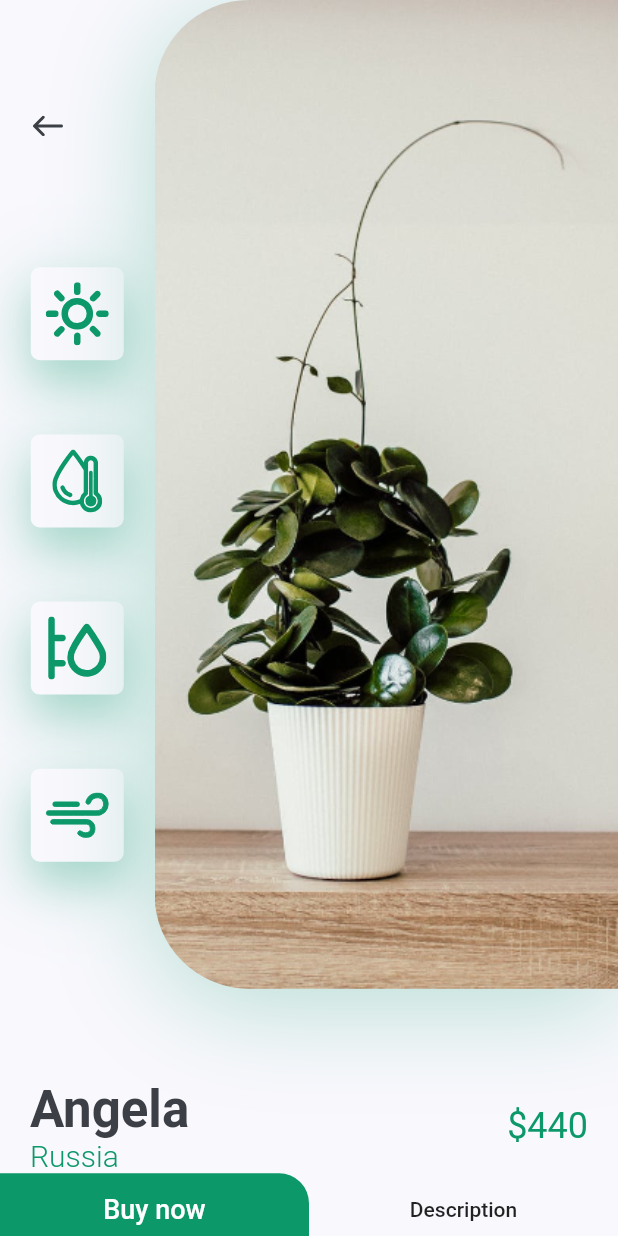
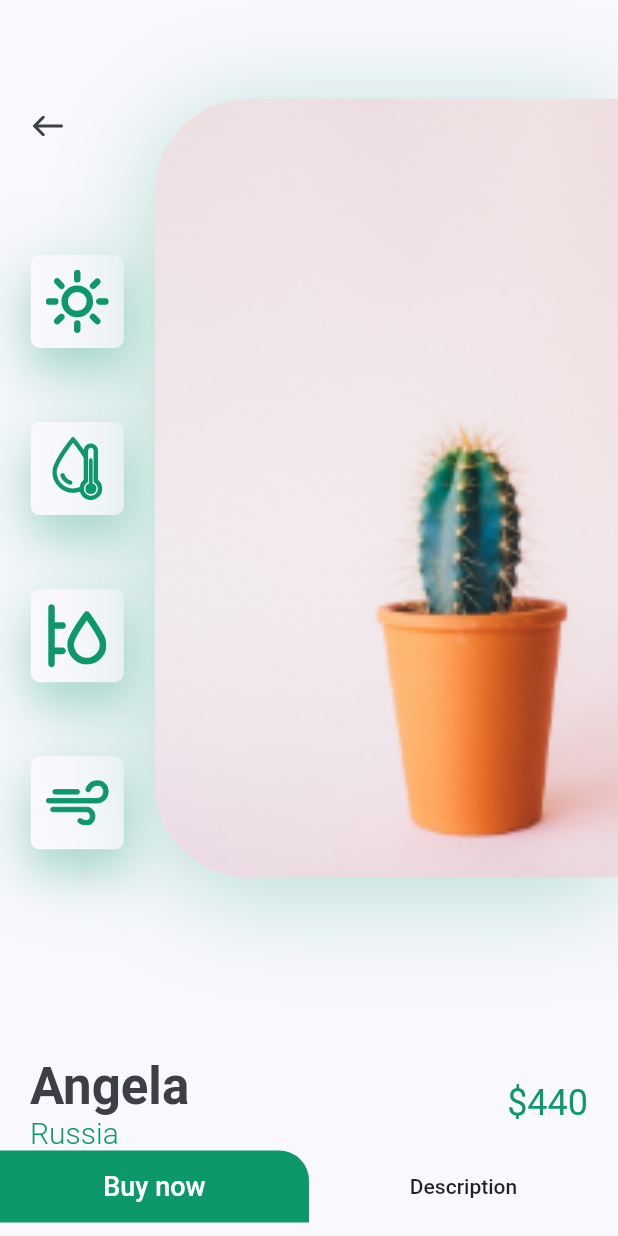
Before and after one commit to mkiziltay/Flutter-Plants-UI-UX, a Flutter app: the DetailsScreen screen opened directly, on a phone screen of 412 x 824 dp. Run offline on Flutter 3.47's test engine with Material 2 defaults, Android fonts, the light colour scheme and no system bars; our stand-ins replace flutter_svg.

Commit message:
Update image_and_icons.dart

```diff
--- a/lib/screens/details/components/image_and_icons.dart
+++ b/lib/screens/details/components/image_and_icons.dart
@@ -14,9 +14,9 @@ class ImageAndIcons extends StatelessWidget {
 
   @override
   Widget build(BuildContext context) {
-    return Padding(padding: const EdgeInsets.only(bottom: kDefaultPadding*3),
+    return Padding(padding: EdgeInsets.only(bottom: kDefaultPadding*2.65),
       child: SizedBox(
-        height: size.height*0.8,
+          height: size.height*0.79,
           child: Row(
             children: <Widget>[
               Expanded(
@@ -45,7 +45,7 @@ class ImageAndIcons extends StatelessWidget {
                 ),
               )),
               Container(
-              height: size.height * 0.8,
+                height: size.height * 0.63,
                 width: size.width * 0.75,
                 decoration: BoxDecoration(
                     borderRadius: BorderRadius.only(
@@ -60,12 +60,13 @@ class ImageAndIcons extends StatelessWidget {
                     ],
                     image: DecorationImage(
                         alignment: Alignment.centerLeft,
-                      fit: BoxFit.cover,
-                      image: AssetImage("assets/images/img.png"))),
+                        fit: BoxFit.fitHeight,
+                        image: AssetImage("assets/images/bottom_img_2.png"))),
               )
             ],
           ),
         ),
     );
+
   }
 }
```
Lines whose indentation alone changed are shown as unchanged.
